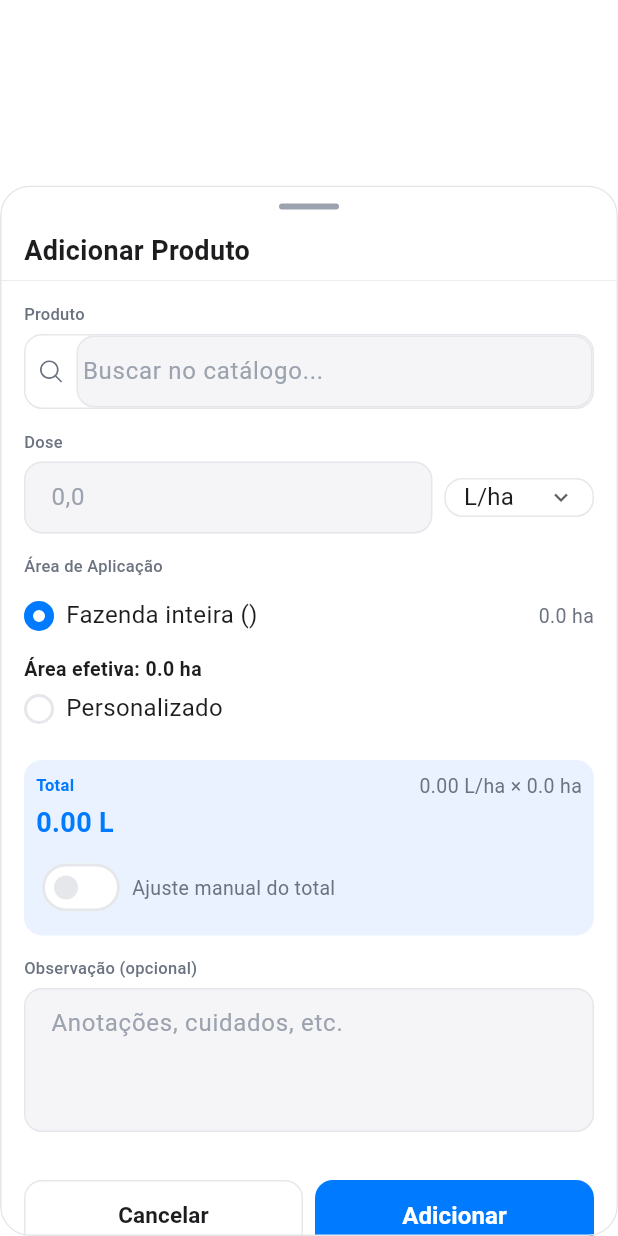
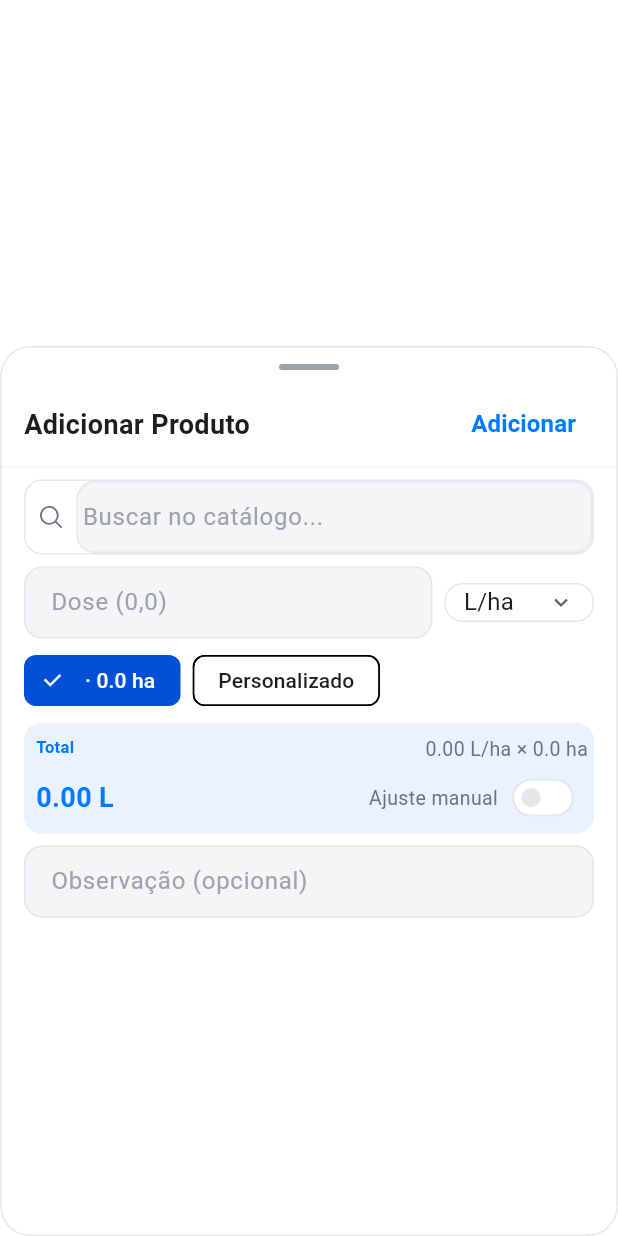
Before and after one commit to AfonsoRaudinei/Mapamental-agro, a Flutter app: the ProdutoPanel screen opened directly with empty values, on a phone screen of 412 x 824 dp. Run offline on Flutter 3.47's test engine with Material 3 defaults, Android fonts, the phone set to English and light mode, and no system bars; our stand-ins replace cached_network_image, drift, drift_flutter, flutter_riverpod, freezed_annotation, go_router and 9 more; missing offline and left inert: excel; accounts and stored records are empty; generated files the repository leaves out were written again.

Commit message:
Compacta sheet Adicionar Produto
Ação no cabeçalho, área em chips, total em 2 linhas, observação elástica.

Co-Authored-By: Claude Sonnet 5.5 <noreply@anthropic.com>
Claude-Session: https://claude.ai/code/session_01BUtroZd58WJVxytLstcfm1

```diff
--- a/agrimind/lib/features/plans/presentation/widgets/area_selector_widget.dart
+++ b/agrimind/lib/features/plans/presentation/widgets/area_selector_widget.dart
@@ -151,55 +151,37 @@ class _AreaSelectorWidgetState extends State<AreaSelectorWidget> {
     final disponiveis =
         widget.talhoes.where((t) => !_excluidos.contains(t.id)).toList();
 
+    final fazenda = _modo == _ModoArea.fazenda;
+
     return Column(
       crossAxisAlignment: CrossAxisAlignment.start,
       children: [
-        Text(
-          'Área de Aplicação',
-          style: AppTypography.label.copyWith(color: context.appTextSecondary),
+        Wrap(
+          spacing: 8,
+          runSpacing: 4,
+          crossAxisAlignment: WrapCrossAlignment.center,
+          children: [
+            ChoiceChip(
+              label: Text(
+                '${widget.fazendaNome} · ${widget.areaHaFazenda.toStringAsFixed(1)} ha',
               ),
-        const SizedBox(height: AppSpacing.sm),
-        _RadioItem(
-          label: 'Fazenda inteira (${widget.fazendaNome})',
-          sublabel: '${widget.areaHaFazenda.toStringAsFixed(1)} ha',
-          selected: _modo == _ModoArea.fazenda,
-          onTap: () => _onModo(_ModoArea.fazenda),
+              selected: fazenda,
+              onSelected: (_) => _onModo(_ModoArea.fazenda),
+              visualDensity: VisualDensity.compact,
             ),
-        if (_modo == _ModoArea.fazenda) ...[
-          const SizedBox(height: 8),
-          Text(
-            'Área efetiva: ${_areaEfetivaFazenda.toStringAsFixed(1)} ha',
-            style: AppTypography.caption.copyWith(
-              color: context.appTextPrimary,
-              fontWeight: FontWeight.w700,
+            ChoiceChip(
+              label: const Text('Personalizado'),
+              selected: !fazenda,
+              onSelected: (_) => _onModo(_ModoArea.personalizado),
+              visualDensity: VisualDensity.compact,
             ),
-          ),
-          if (widget.talhoes.isNotEmpty) ...[
-            const SizedBox(height: 10),
-            Text(
-              'Excluir talhão (opcional)',
-              style: AppTypography.caption.copyWith(
-                color: context.appTextSecondary,
-                fontWeight: FontWeight.w600,
-              ),
-            ),
-            const SizedBox(height: 6),
-            DropdownButtonFormField<String>(
-              key: ValueKey(_excluidos.join(',')),
-              initialValue: null,
-              decoration: InputDecoration(
-                hintText: 'Selecionar talhão para excluir',
-                isDense: true,
-                filled: true,
-                fillColor: context.appBackground,
-                border: OutlineInputBorder(
-                  borderRadius: BorderRadius.circular(8),
-                  borderSide: BorderSide(color: context.appBorderSoft),
-                ),
-              ),
-              items: disponiveis
+            if (fazenda && widget.talhoes.isNotEmpty)
+              PopupMenuButton<String>(
+                enabled: disponiveis.isNotEmpty,
+                onSelected: _addExclusao,
+                itemBuilder: (_) => disponiveis
                     .map(
-                    (t) => DropdownMenuItem(
+                      (t) => PopupMenuItem(
                         value: t.id,
                         child: Text(
                           '${t.nome} — ${t.areaHa.toStringAsFixed(1)} ha',
@@ -207,13 +189,27 @@ class _AreaSelectorWidgetState extends State<AreaSelectorWidget> {
                       ),
                     )
                     .toList(),
-              onChanged: disponiveis.isEmpty ? null : _addExclusao,
+                child: Padding(
+                  padding: const EdgeInsets.symmetric(
+                    horizontal: 8,
+                    vertical: 6,
                   ),
-            if (_excluidos.isNotEmpty) ...[
-              const SizedBox(height: 8),
+                  child: Text(
+                    '− Excluir talhão',
+                    style: AppTypography.caption.copyWith(
+                      color: AppColors.primary,
+                      fontWeight: FontWeight.w600,
+                    ),
+                  ),
+                ),
+              ),
+          ],
+        ),
+        if (fazenda && _excluidos.isNotEmpty) ...[
+          const SizedBox(height: 4),
           Wrap(
             spacing: 6,
-                runSpacing: 6,
+            runSpacing: 4,
             children: _excluidos.map((id) {
               final t = widget.talhoes.firstWhere((x) => x.id == id);
               return InputChip(
@@ -223,83 +219,27 @@ class _AreaSelectorWidgetState extends State<AreaSelectorWidget> {
                 ),
                 onDeleted: () => _removeExclusao(id),
                 deleteIconColor: context.appTextSecondary,
+                visualDensity: VisualDensity.compact,
               );
             }).toList(),
           ),
+          const SizedBox(height: 4),
+          Text(
+            'Área efetiva: ${_areaEfetivaFazenda.toStringAsFixed(1)} ha',
+            style: AppTypography.caption.copyWith(
+              color: context.appTextPrimary,
+              fontWeight: FontWeight.w700,
+            ),
+          ),
         ],
-          ],
-        ],
-        _RadioItem(
-          label: 'Personalizado',
-          sublabel: null,
-          selected: _modo == _ModoArea.personalizado,
-          onTap: () => _onModo(_ModoArea.personalizado),
-        ),
-        if (_modo == _ModoArea.personalizado) ...[
-          const SizedBox(height: AppSpacing.sm),
+        if (!fazenda) ...[
+          const SizedBox(height: AppSpacing.xs),
           _CustomAreaField(
             controller: _customCtrl,
             onChanged: (_) => _notify(),
           ),
         ],
       ],
-    );
-  }
-}
-
-class _RadioItem extends StatelessWidget {
-  const _RadioItem({
-    required this.label,
-    required this.sublabel,
-    required this.selected,
-    required this.onTap,
-  });
-
-  final String label;
-  final String? sublabel;
-  final bool selected;
-  final VoidCallback onTap;
-
-  @override
-  Widget build(BuildContext context) {
-    return GestureDetector(
-      onTap: onTap,
-      behavior: HitTestBehavior.opaque,
-      child: Padding(
-        padding: const EdgeInsets.symmetric(vertical: 6),
-        child: Row(
-          children: [
-            AnimatedContainer(
-              duration: const Duration(milliseconds: 150),
-              width: 20,
-              height: 20,
-              decoration: BoxDecoration(
-                shape: BoxShape.circle,
-                border: Border.all(
-                  color: selected ? AppColors.primary : context.appBorder,
-                  width: selected ? 6 : 2,
-                ),
-              ),
-            ),
-            const SizedBox(width: AppSpacing.sm),
-            Expanded(
-              child: Text(
-                label,
-                style: AppTypography.body.copyWith(
-                  color: context.appTextPrimary,
-                ),
-              ),
-            ),
-            if (sublabel != null)
-              Text(
-                sublabel!,
-                style: AppTypography.caption.copyWith(
-                  color: context.appTextSecondary,
-                ),
-              ),
-          ],
-        ),
-      ),
     );
   }
 }
--- a/agrimind/lib/features/plans/presentation/widgets/produto_panel.dart
+++ b/agrimind/lib/features/plans/presentation/widgets/produto_panel.dart
@@ -195,40 +195,41 @@ class _ProdutoPanelState extends ConsumerState<ProdutoPanel> {
   @override
   Widget build(BuildContext context) {
     return DraggableScrollableSheet(
-      initialChildSize: 0.85,
+      initialChildSize: 0.72,
       minChildSize: 0.5,
       maxChildSize: 0.95,
       expand: false,
       builder: (_, scrollCtrl) => AppBottomSheetScaffold(
-        header: _PanelHeader(isEdit: _isEdit),
+        header: _PanelHeader(isEdit: _isEdit, onSalvar: _salvar),
         body: Form(
           key: _formKey,
           child: CustomScrollView(
             controller: scrollCtrl,
             slivers: [
               SliverPadding(
-                padding: const EdgeInsets.all(AppSpacing.md),
+                padding: const EdgeInsets.fromLTRB(
+                  AppSpacing.md,
+                  AppSpacing.sm,
+                  AppSpacing.md,
+                  AppSpacing.md,
+                ),
                 sliver: SliverList(
                   delegate: SliverChildListDelegate([
                     // Nome do produto (catálogo)
-                    const _FieldLabel('Produto'),
-                    const SizedBox(height: 6),
                     ProdutoSearchDropdown(
                       controller: _nomeCtrl,
                       hintText: 'Buscar no catálogo...',
                       onSelected: _onCatalogoSelected,
                     ),
-                    const SizedBox(height: AppSpacing.md),
+                    const SizedBox(height: AppSpacing.sm),
 
                     // Dose + unidade
-                    const _FieldLabel('Dose'),
-                    const SizedBox(height: 6),
                     Row(
                       children: [
                         Expanded(
                           child: _PanelTextField(
                             controller: _doseCtrl,
-                            hint: '0,0',
+                            hint: 'Dose (0,0)',
                             keyboardType: const TextInputType.numberWithOptions(
                               decimal: true,
                             ),
@@ -259,7 +260,7 @@ class _ProdutoPanelState extends ConsumerState<ProdutoPanel> {
                         ),
                       ],
                     ),
-                    const SizedBox(height: AppSpacing.md),
+                    const SizedBox(height: AppSpacing.sm),
 
                     // Área de aplicação
                     AreaSelectorWidget(
@@ -273,7 +274,7 @@ class _ProdutoPanelState extends ConsumerState<ProdutoPanel> {
                         _areaPersonalizada = selection.personalizado;
                       }),
                     ),
-                    const SizedBox(height: AppSpacing.md),
+                    const SizedBox(height: AppSpacing.sm),
 
                     // Total calculado
                     _TotalCalculado(
@@ -324,70 +325,15 @@ class _ProdutoPanelState extends ConsumerState<ProdutoPanel> {
                       ),
                     ],
 
-                    const SizedBox(height: AppSpacing.md),
+                    const SizedBox(height: AppSpacing.sm),
 
-                    // Observação
-                    const _FieldLabel('Observação (opcional)'),
-                    const SizedBox(height: 6),
+                    // Observação (cresce conforme o texto)
                     _PanelTextField(
                       controller: _obsCtrl,
-                      hint: 'Anotações, cuidados, etc.',
+                      hint: 'Observação (opcional)',
+                      minLines: 1,
                       maxLines: 3,
                     ),
-                    const SizedBox(height: AppSpacing.xl),
-
-                    // Botões
-                    Row(
-                      children: [
-                        Expanded(
-                          child: OutlinedButton(
-                            onPressed: () => Navigator.of(context).pop(),
-                            style: OutlinedButton.styleFrom(
-                              minimumSize: const Size.fromHeight(48),
-                              padding: const EdgeInsets.symmetric(
-                                horizontal: 12,
-                              ),
-                              side: BorderSide(
-                                color: context.appBorder,
-                              ),
-                              shape: RoundedRectangleBorder(
-                                borderRadius: BorderRadius.circular(12),
-                              ),
-                            ),
-                            child: Text(
-                              'Cancelar',
-                              maxLines: 1,
-                              softWrap: false,
-                              overflow: TextOverflow.clip,
-                              style: AppTypography.button.copyWith(
-                                color: context.appTextPrimary,
-                                fontSize: 15,
-                              ),
-                            ),
-                          ),
-                        ),
-                        const SizedBox(width: AppSpacing.sm),
-                        Expanded(
-                          child: ElevatedButton(
-                            onPressed: _salvar,
-                            style: ElevatedButton.styleFrom(
-                              backgroundColor: AppColors.primary,
-                              foregroundColor: Colors.white,
-                              minimumSize: const Size.fromHeight(48),
-                              shape: RoundedRectangleBorder(
-                                borderRadius: BorderRadius.circular(12),
-                              ),
-                              elevation: 0,
-                            ),
-                            child: Text(
-                              _isEdit ? 'Atualizar' : 'Adicionar',
-                              style: AppTypography.button,
-                            ),
-                          ),
-                        ),
-                      ],
-                    ),
-                    const SizedBox(height: AppSpacing.md),
                   ]),
                 ),
               ),
@@ -402,16 +348,17 @@ class _ProdutoPanelState extends ConsumerState<ProdutoPanel> {
 // ── Widgets internos do painel ───────────────────────────────────────────────
 
 class _PanelHeader extends StatelessWidget {
-  const _PanelHeader({required this.isEdit});
+  const _PanelHeader({required this.isEdit, required this.onSalvar});
 
   final bool isEdit;
+  final VoidCallback onSalvar;
 
   @override
   Widget build(BuildContext context) {
     return Padding(
       padding: const EdgeInsets.symmetric(
         horizontal: AppSpacing.md,
-        vertical: AppSpacing.sm,
+        vertical: AppSpacing.xs,
       ),
       child: Row(
         children: [
@@ -419,22 +366,21 @@ class _PanelHeader extends StatelessWidget {
             isEdit ? 'Editar Produto' : 'Adicionar Produto',
             style: AppTypography.h3,
           ),
+          const Spacer(),
+          TextButton(
+            onPressed: onSalvar,
+            style: TextButton.styleFrom(
+              foregroundColor: AppColors.primary,
+              minimumSize: const Size(0, 36),
+              padding: const EdgeInsets.symmetric(horizontal: 12),
+            ),
+            child: Text(
+              isEdit ? 'Atualizar' : 'Adicionar',
+              style: AppTypography.button.copyWith(color: AppColors.primary),
+            ),
+          ),
         ],
       ),
-    );
-  }
-}
-
-class _FieldLabel extends StatelessWidget {
-  const _FieldLabel(this.text);
-
-  final String text;
-
-  @override
-  Widget build(BuildContext context) {
-    return Text(
-      text,
-      style: AppTypography.label.copyWith(color: context.appTextSecondary),
     );
   }
 }
@@ -446,6 +392,7 @@ class _PanelTextField extends StatelessWidget {
     this.keyboardType,
     this.inputFormatters,
     this.validator,
+    this.minLines,
     this.maxLines = 1,
   });
 
@@ -454,6 +401,7 @@ class _PanelTextField extends StatelessWidget {
   final TextInputType? keyboardType;
   final List<TextInputFormatter>? inputFormatters;
   final String? Function(String?)? validator;
+  final int? minLines;
   final int maxLines;
 
   @override
@@ -463,6 +411,7 @@ class _PanelTextField extends StatelessWidget {
       keyboardType: keyboardType,
       inputFormatters: inputFormatters,
       validator: validator,
+      minLines: minLines,
       maxLines: maxLines,
       decoration: InputDecoration(
         hintText: hint,
@@ -559,7 +508,12 @@ class _TotalCalculado extends StatelessWidget {
     final unitLabel = UnitConverter.unidadeBase(unidade);
 
     return Container(
-      padding: const EdgeInsets.all(AppSpacing.sm),
+      padding: const EdgeInsets.fromLTRB(
+        AppSpacing.sm,
+        AppSpacing.sm,
+        AppSpacing.xs,
+        0,
+      ),
       decoration: BoxDecoration(
         color: AppColors.primaryLight,
         borderRadius: BorderRadius.circular(12),
@@ -585,26 +539,27 @@ class _TotalCalculado extends StatelessWidget {
               ),
             ],
           ),
-          const SizedBox(height: 4),
-          Text(
-            '${displayTotal.toStringAsFixed(displayTotal < 10 ? 2 : 1)} ${UnitConverter.unidadeTotal(unidade)}',
-            style: AppTypography.h3.copyWith(
-              color: overrideAtivo ? AppColors.warning : AppColors.primary,
-            ),
-          ),
-          const SizedBox(height: AppSpacing.sm),
           Row(
             children: [
-              Switch.adaptive(
-                value: overrideAtivo,
-                onChanged: onToggleOverride,
-                activeThumbColor: AppColors.warning,
+              Text(
+                '${displayTotal.toStringAsFixed(displayTotal < 10 ? 2 : 1)} ${UnitConverter.unidadeTotal(unidade)}',
+                style: AppTypography.h3.copyWith(
+                  color: overrideAtivo ? AppColors.warning : AppColors.primary,
+                ),
               ),
-              const SizedBox(width: AppSpacing.xs),
+              const Spacer(),
               Text(
-                'Ajuste manual do total',
+                'Ajuste manual',
                 style: AppTypography.caption.copyWith(
                   color: context.appTextSecondary,
+                ),
+              ),
+              Transform.scale(
+                scale: 0.8,
+                child: Switch.adaptive(
+                  value: overrideAtivo,
+                  onChanged: onToggleOverride,
+                  activeThumbColor: AppColors.warning,
                 ),
               ),
             ],
```
Lines whose indentation alone changed are shown as unchanged.
